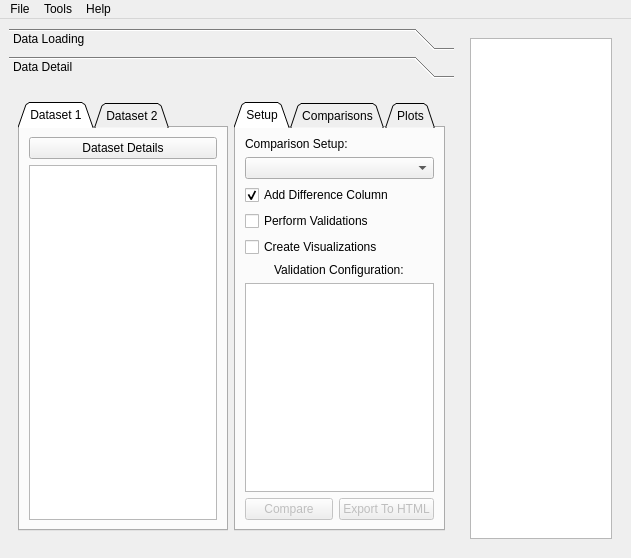
Qt form data_comparator/ui/data_comparator.ui (culight/data_comparator) before a commit.
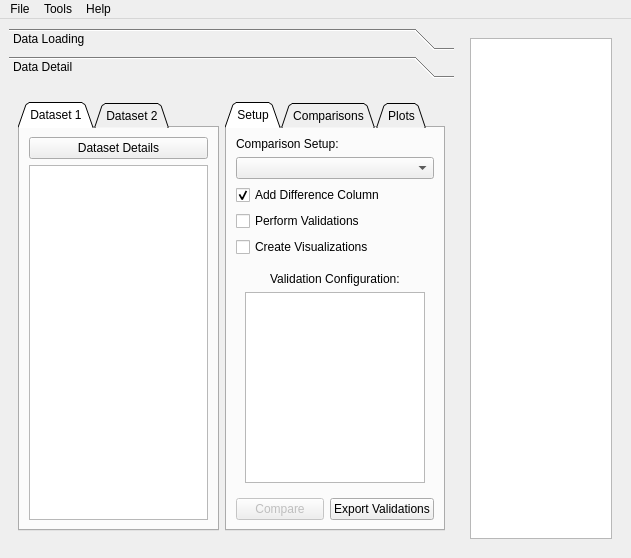
The same form after that commit. The open tabs and pages were chosen to show the change.

Commit message: add validations menu button

Patch:
```diff
--- a/data_comparator/ui/data_comparator.ui
+++ b/data_comparator/ui/data_comparator.ui
@@ -406,6 +406,13 @@
                     </widget>
                    </item>
                    <item>
+                    <widget class="QWidget" name="validationConfigLayout" native="true">
+                     <property name="sizePolicy">
+                      <sizepolicy hsizetype="Preferred" vsizetype="Preferred">
+                       <horstretch>0</horstretch>
+                       <verstretch>0</verstretch>
+                      </sizepolicy>
+                     </property>
                     <layout class="QGridLayout" name="gridLayout_7">
                      <item row="0" column="0" alignment="Qt::AlignHCenter">
                       <widget class="QLabel" name="validationConfiguration">
@@ -416,15 +423,31 @@
                      </item>
                      <item row="1" column="0">
                       <widget class="QTableView" name="configTable">
+                        <property name="sizePolicy">
+                         <sizepolicy hsizetype="Expanding" vsizetype="Expanding">
+                          <horstretch>0</horstretch>
+                          <verstretch>0</verstretch>
+                         </sizepolicy>
+                        </property>
+                        <property name="maximumSize">
+                         <size>
+                          <width>16777215</width>
+                          <height>16777215</height>
+                         </size>
+                        </property>
                        <property name="sizeAdjustPolicy">
                         <enum>QAbstractScrollArea::AdjustIgnored</enum>
                        </property>
                        <property name="selectionMode">
                         <enum>QAbstractItemView::SingleSelection</enum>
                        </property>
+                        <attribute name="horizontalHeaderMinimumSectionSize">
+                         <number>40</number>
+                        </attribute>
                       </widget>
                      </item>
                     </layout>
+                    </widget>
                    </item>
                   </layout>
                  </item>
@@ -445,10 +468,10 @@
                  <item>
                   <widget class="QPushButton" name="exportButton">
                    <property name="enabled">
-                    <bool>false</bool>
+                    <bool>true</bool>
                    </property>
                    <property name="text">
-                    <string>Export To HTML</string>
+                    <string>Export Validations</string>
                    </property>
                   </widget>
                  </item>
```
Left out of the diff: 124 changed lines with no effect on the pictures. Lines whose indentation alone changed are shown as unchanged. The commit also changes 3 other files.
